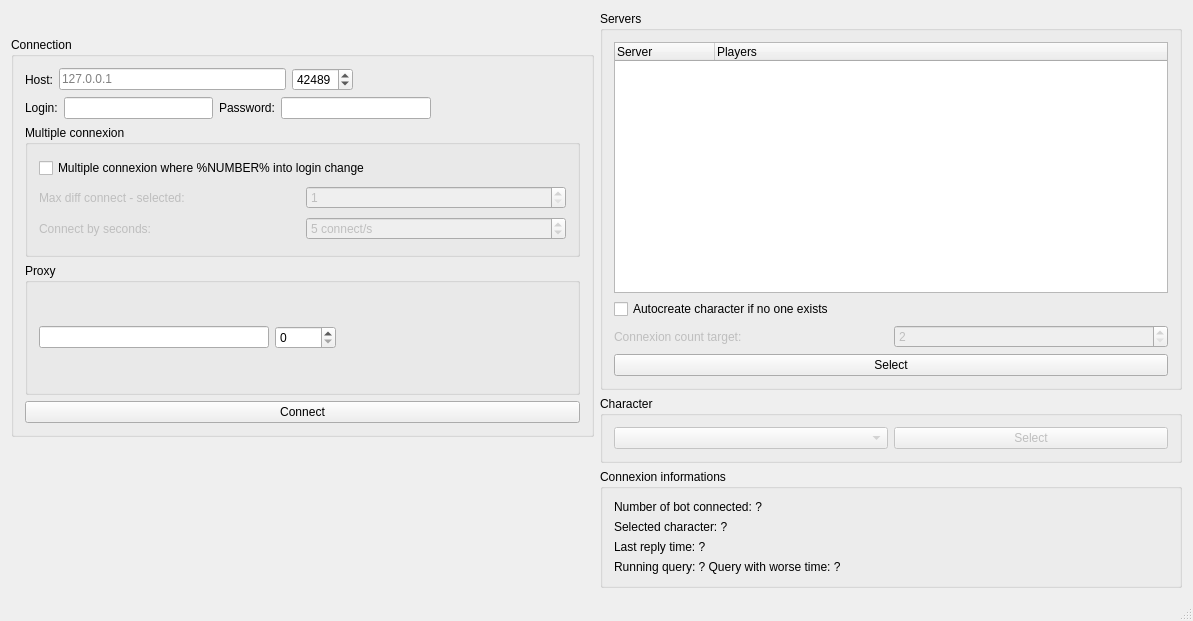
The window that tools/bot-actions/MainWindow.ui (alphaonex86/CatchChallenger) describes before a commit, drawn with Qt 5.
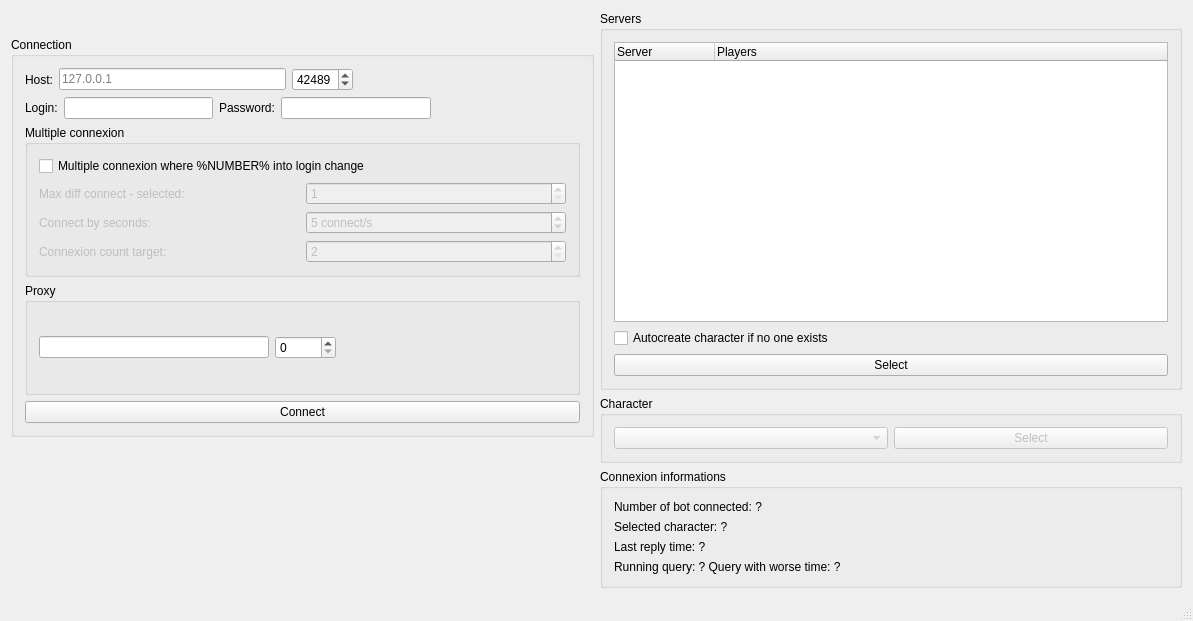
The same window after the commit.

```diff
--- a/tools/bot-actions/MainWindow.ui
+++ b/tools/bot-actions/MainWindow.ui
@@ -185,6 +185,33 @@
             </item>
            </layout>
           </item>
+          <item>
+           <layout class="QHBoxLayout" name="horizontalLayout_5">
+            <item>
+             <widget class="QLabel" name="label_4">
+              <property name="enabled">
+               <bool>false</bool>
+              </property>
+              <property name="text">
+               <string>Connexion count target:</string>
+              </property>
+             </widget>
+            </item>
+            <item>
+             <widget class="QSpinBox" name="connexionCountTarget">
+              <property name="enabled">
+               <bool>false</bool>
+              </property>
+              <property name="minimum">
+               <number>2</number>
+              </property>
+              <property name="maximum">
+               <number>65535</number>
+              </property>
+             </widget>
+            </item>
+           </layout>
+          </item>
          </layout>
         </widget>
        </item>
@@ -270,33 +297,6 @@
          </property>
         </widget>
        </item>
-       <item>
-        <layout class="QHBoxLayout" name="horizontalLayout_5">
-         <item>
-          <widget class="QLabel" name="label_4">
-           <property name="enabled">
-            <bool>false</bool>
-           </property>
-           <property name="text">
-            <string>Connexion count target:</string>
-           </property>
-          </widget>
-         </item>
-         <item>
-          <widget class="QSpinBox" name="connexionCountTarget">
-           <property name="enabled">
-            <bool>false</bool>
-           </property>
-           <property name="minimum">
-            <number>2</number>
-           </property>
-           <property name="maximum">
-            <number>65535</number>
-           </property>
-          </widget>
-         </item>
-        </layout>
-       </item>
        <item>
         <widget class="QPushButton" name="serverListSelect">
          <property name="text">
```
